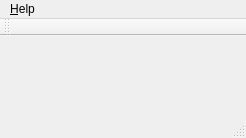
Old version of the form gui/mainwindow.ui in the repository QkThings/qkdaemon_old.
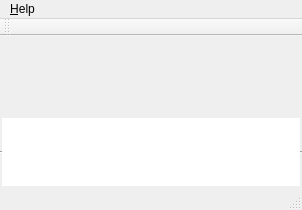
New version of the form. Custom widgets are drawn as their Qt base class.

```diff
--- a/gui/mainwindow.ui
+++ b/gui/mainwindow.ui
@@ -6,8 +6,8 @@
    <rect>
     <x>0</x>
     <y>0</y>
-    <width>246</width>
-    <height>133</height>
+    <width>302</width>
+    <height>204</height>
    </rect>
   </property>
   <property name="windowTitle">
@@ -29,6 +29,28 @@
         <height>80</height>
        </size>
       </property>
+      <property name="maximumSize">
+       <size>
+        <width>16777215</width>
+        <height>80</height>
+       </size>
+      </property>
+     </widget>
+    </item>
+    <item>
+     <widget class="QTextEdit" name="log">
+      <property name="font">
+       <font>
+        <family>Courier New</family>
+        <pointsize>8</pointsize>
+       </font>
+      </property>
+      <property name="frameShape">
+       <enum>QFrame::HLine</enum>
+      </property>
+      <property name="readOnly">
+       <bool>true</bool>
+      </property>
      </widget>
     </item>
    </layout>
@@ -38,7 +60,7 @@
     <rect>
      <x>0</x>
      <y>0</y>
-     <width>246</width>
+     <width>302</width>
      <height>21</height>
     </rect>
    </property>
```
